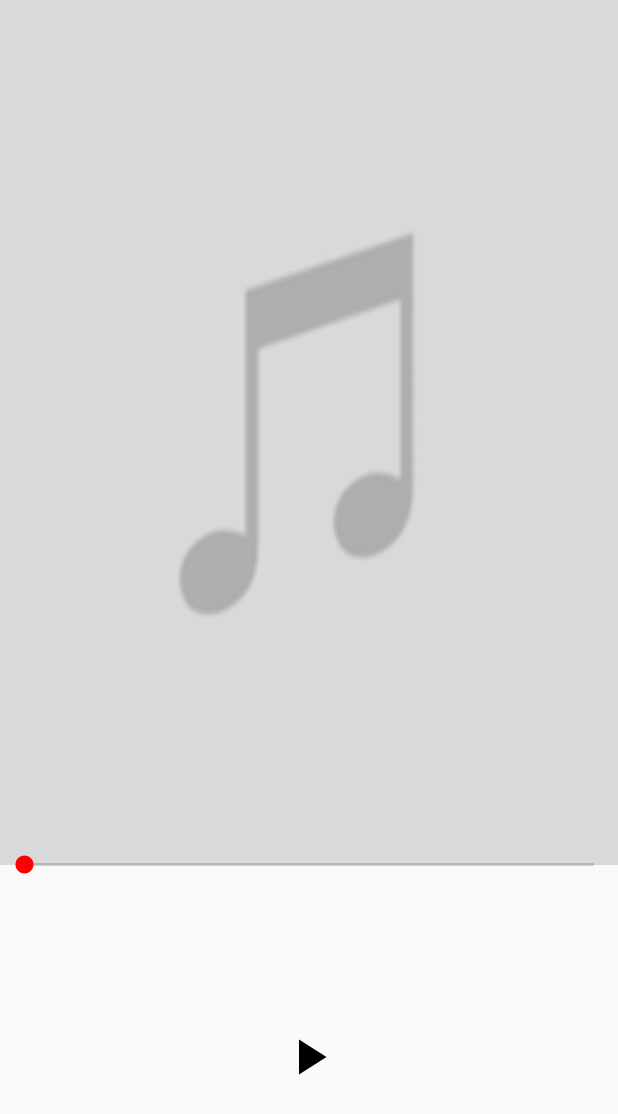
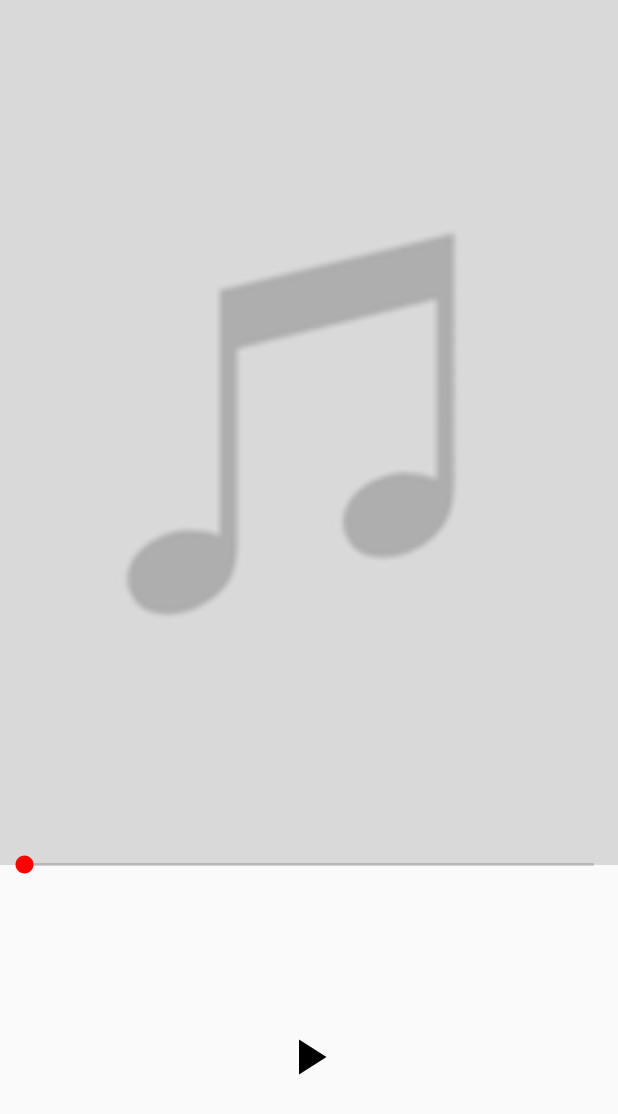
Before and after one commit to omarzer0/music-app, an Android app: the MusicPlayerActivity screen opened directly, with no data from a screen before it, on a phone screen of 412 x 824 dp. Shown: the top 1114 px of the screen. Run offline under Robolectric (Android 15) with nearby library versions, the phone set to English and light mode, and no system bars; 3 statements that could not run were skipped.

Commit message:
remove status bar

```diff
--- a/app/src/main/AndroidManifest.xml
+++ b/app/src/main/AndroidManifest.xml
@@ -24,6 +24,8 @@
             android:screenOrientation="portrait">
 
         </activity>
+
+        <service android:name=".ui.BackgroundMusicService" android:enabled="true"/>
     </application>
 
 </manifest>
--- a/app/src/main/java/com/azapps/musicplayer/pojo/Constant.java
+++ b/app/src/main/java/com/azapps/musicplayer/pojo/Constant.java
@@ -2,4 +2,5 @@ package com.azapps.musicplayer.pojo;
 
 public class Constant {
     public static final String SEND_CLICKED_SONG_TO_MUSIC_ACTIVITY = "send song";
+    public static final String SEND_CLICKED_SONG_TO_MUSIC_BACKGROUND_SERVICE = "send song for service";
 }
--- a/app/src/main/java/com/azapps/musicplayer/ui/DisplaySongsActivity.java
+++ b/app/src/main/java/com/azapps/musicplayer/ui/DisplaySongsActivity.java
@@ -106,7 +106,7 @@ public class DisplaySongsActivity extends AppCompatActivity implements OnSongCli
     @Override
     public void onSongClick(int position) {
         Intent intent = new Intent(this, MusicPlayerActivity.class);
-        Song song = null;
+        Song song;
         if (filteredArrayList == null) {
             song = songList.get(position);
         }else {
--- a/app/src/main/java/com/azapps/musicplayer/ui/MusicPlayerActivity.java
+++ b/app/src/main/java/com/azapps/musicplayer/ui/MusicPlayerActivity.java
@@ -8,6 +8,8 @@ import android.net.Uri;
 import android.os.Bundle;
 import android.os.Handler;
 import android.view.View;
+import android.view.Window;
+import android.view.WindowManager;
 import android.widget.ImageView;
 import android.widget.SeekBar;
 import android.widget.TextView;
@@ -34,7 +36,10 @@ public class MusicPlayerActivity extends AppCompatActivity {
     @Override
     protected void onCreate(Bundle savedInstanceState) {
         super.onCreate(savedInstanceState);
+        requestWindowFeature(Window.FEATURE_NO_TITLE);
+        getWindow().setFlags(WindowManager.LayoutParams.FLAG_FULLSCREEN, WindowManager.LayoutParams.FLAG_FULLSCREEN);
         setContentView(R.layout.activity_music_player);
+
 
         initViews();
         getSongExtra();
--- a/app/src/main/res/layout/activity_music_player.xml
+++ b/app/src/main/res/layout/activity_music_player.xml
@@ -10,7 +10,7 @@
         android:id="@+id/activity_music_player_song_img_cover"
         android:layout_width="match_parent"
         android:layout_height="0dp"
-        android:scaleType="fitXY"
+        android:scaleType="centerCrop"
         android:src="@drawable/song_not_found_background_image"
         app:layout_constraintBottom_toTopOf="@+id/guideline"
         app:layout_constraintEnd_toEndOf="parent"
```
